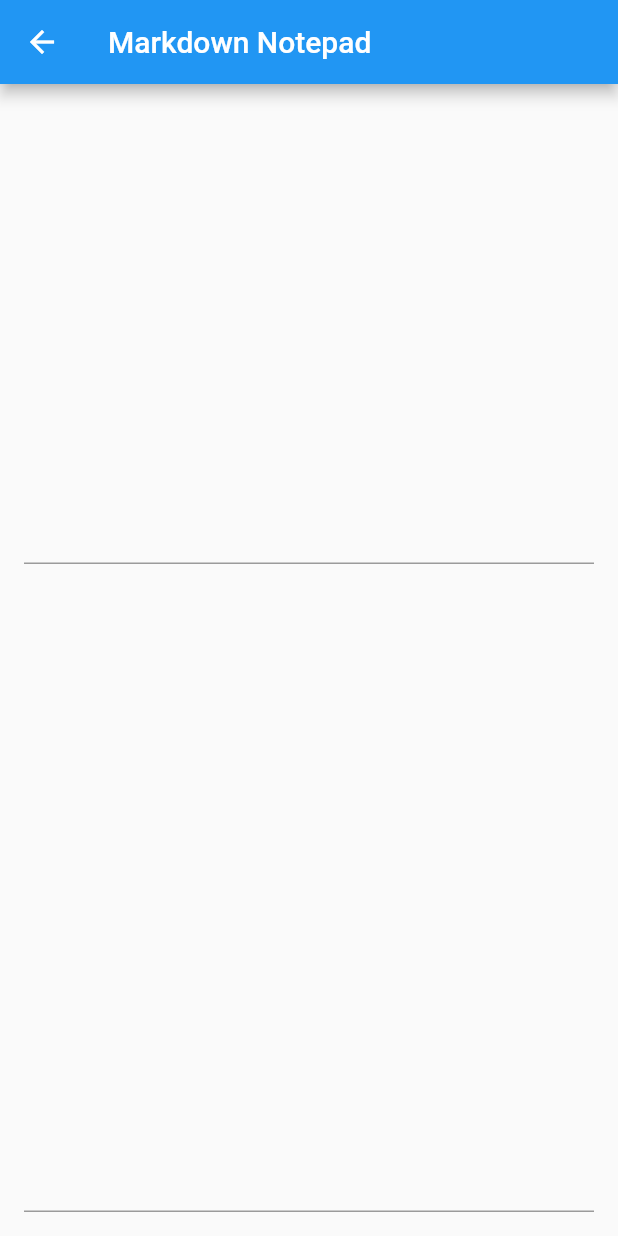
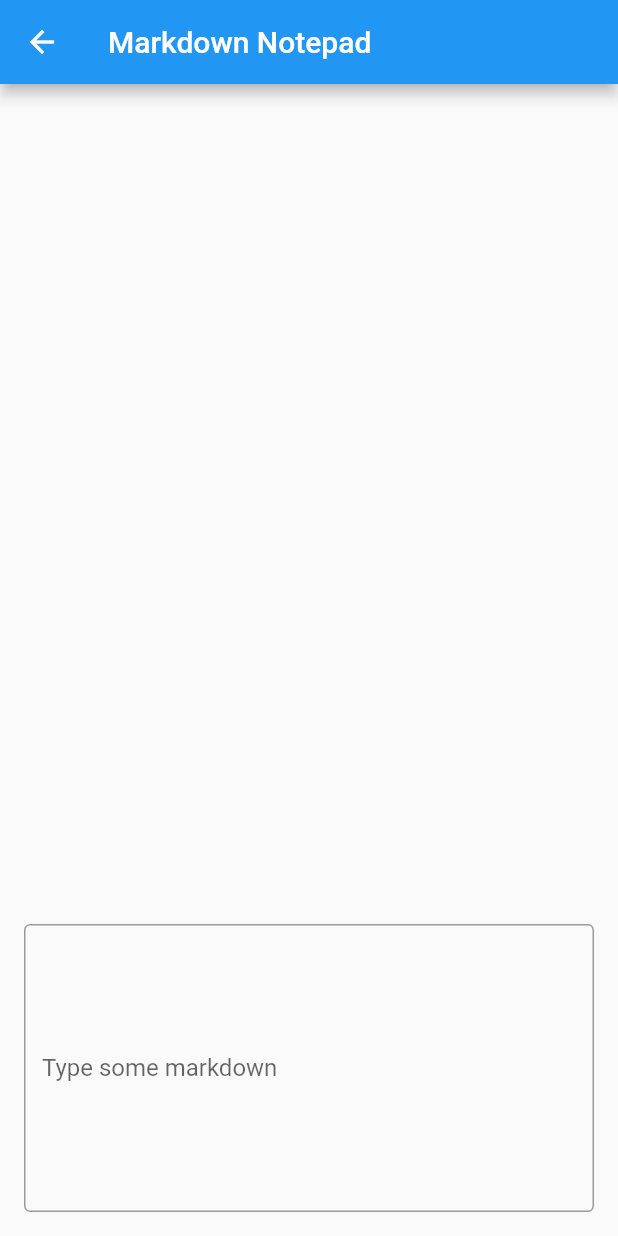
Before and after one commit to ChuffedDom/sandbox, a Flutter app: the screen it shows after launch, after a tap on "Markdown", on a phone screen of 412 x 824 dp. Run offline on Flutter 3.47's test engine with Material 2 defaults, Android fonts, the phone set to English and light mode, and no system bars; our stand-ins replace email_validator, firebase_core, firebase_storage, flutter_markdown, google_fonts; accounts and stored records are empty; Roboto replaces fonts that are missing (--apple-system); statements that could not run were skipped.

```diff
--- a/lib/main.dart
+++ b/lib/main.dart
@@ -6,6 +6,7 @@ import 'firebase_options.dart';
 import 'emoji_slider/emoji_slider.dart';
 import 'landing_page/landing_page.dart';
 import 'markdown/markdown.dart';
+import 'the_black_lion/the_black_lion.dart';
 
 Future<void> main() async {
   WidgetsFlutterBinding.ensureInitialized();
@@ -26,10 +27,11 @@ class MyApp extends StatelessWidget {
       ),
       initialRoute: "/",
       routes: {
-        '/': (context) => HomePage(),
-        '/emoji-slider': (context) => EmojiSlider(),
-        '/landing-page': (context) => LandingPage(),
-        '/markdown': (context) => MarkdownNotepad(),
+        '/': (context) => const HomePage(),
+        '/emoji-slider': (context) => const EmojiSlider(),
+        '/landing-page': (context) => const LandingPage(),
+        '/markdown': (context) => const MarkdownNotepad(),
+        '/black-lion': (context) => const Randomiser(),
       },
     );
   }
@@ -44,34 +46,37 @@ class HomePage extends StatelessWidget {
     bool isMobile = MediaQuery.of(context).size.width < 600 ? true : false;
     return Scaffold(
       appBar: AppBar(
-        title: Text("Dom's Sandbox"),
+        title: const Text("Dom's Sandbox"),
         centerTitle: true,
       ),
       body: Container(
         color: Colors.grey,
         child: GridView.count(
-          padding: EdgeInsets.all(20.0),
+          padding: const EdgeInsets.all(20.0),
           mainAxisSpacing: 20.0,
           crossAxisSpacing: 20.0,
           crossAxisCount: isMobile ? 2 : 3,
           children: const [
             PageCard(
-              imagePath:
-                  "https://firebasestorage.googleapis.com/v0/b/sandbox-a7b18.appspot.com/o/emoji-slider.png?alt=media&token=4155905a-5b0e-4a41-81c9-029fd039bbf4",
+              imagePath: "emoji.jpg",
               text: "emoji slider 😁",
               routeName: "/emoji-slider",
             ),
             PageCard(
-              imagePath:
-                  "https://firebasestorage.googleapis.com/v0/b/sandbox-a7b18.appspot.com/o/emoji-slider.png?alt=media&token=4155905a-5b0e-4a41-81c9-029fd039bbf4",
+              imagePath: "landing-page.png",
               text: "Landing Page",
               routeName: "/landing-page",
             ),
             PageCard(
-                imagePath:
-                    "https://firebasestorage.googleapis.com/v0/b/sandbox-a7b18.appspot.com/o/emoji-slider.png?alt=media&token=4155905a-5b0e-4a41-81c9-029fd039bbf4",
-                text: "Markdown",
-                routeName: "/markdown"),
+              imagePath: "markdown.png",
+              text: "Markdown",
+              routeName: "/markdown",
+            ),
+            PageCard(
+              imagePath: "black-lion.jpg",
+              text: "The Black Lion",
+              routeName: "/black-lion",
+            ),
           ],
         ),
       ),
@@ -114,15 +119,15 @@ class PageCard extends StatelessWidget {
               decoration: BoxDecoration(
                 borderRadius: BorderRadius.circular(_borderRadius),
                 image: DecorationImage(
-                  image: NetworkImage(imagePath),
-                  fit: BoxFit.fill,
+                  image: AssetImage(imagePath),
+                  fit: BoxFit.fitWidth,
                 ),
               ),
             ),
             Container(
               decoration: BoxDecoration(
                   borderRadius: BorderRadius.circular(_borderRadius),
-                  gradient: LinearGradient(
+                  gradient: const LinearGradient(
                     begin: Alignment.topCenter,
                     end: Alignment.bottomCenter,
                     colors: [
--- a/lib/markdown/markdown.dart
+++ b/lib/markdown/markdown.dart
@@ -37,25 +37,15 @@ class _MarkdownNotepadState extends State<MarkdownNotepad> {
           children: [
             MarkdownBody(data: _notepadText),
             TextField(
-              onSubmitted: (value) async {
-                _url = Uri.https("raw.githubusercontent.com", value);
-                var response = await http.get(_url);
-                if (response.statusCode == 200) {
-                  print(response.body);
-                  setState(() {
-                    _notepadText = response.body;
-                  });
-                } else {
-                  print('Request failed with status: ${response.statusCode}.');
-                }
-              },
-            ),
-            TextField(
               maxLines: 8,
               controller: _controller,
               onChanged: (value) => setState(() {
                 _notepadText = value;
               }),
+              decoration: const InputDecoration(
+                border: OutlineInputBorder(),
+                labelText: 'Type some markdown',
+              ),
             ),
           ],
         ),
--- a/pubspec.yaml
+++ b/pubspec.yaml
@@ -41,6 +41,7 @@ dependencies:
   http: ^0.13.5
   email_validator: ^2.1.17
   flutter_markdown: ^0.6.12
+  dice_icons: ^0.1.4
 
 dev_dependencies:
   flutter_test:
```
Also changed, not shown: lib/the_black_lion/the_black_lion.dart (added, +167 -0 lines), assets/black-lion.jpg (added), assets/emoji.jpg (added), assets/landing-page.png (added), assets/markdown.png (added), pubspec.lock, 1 other file.
